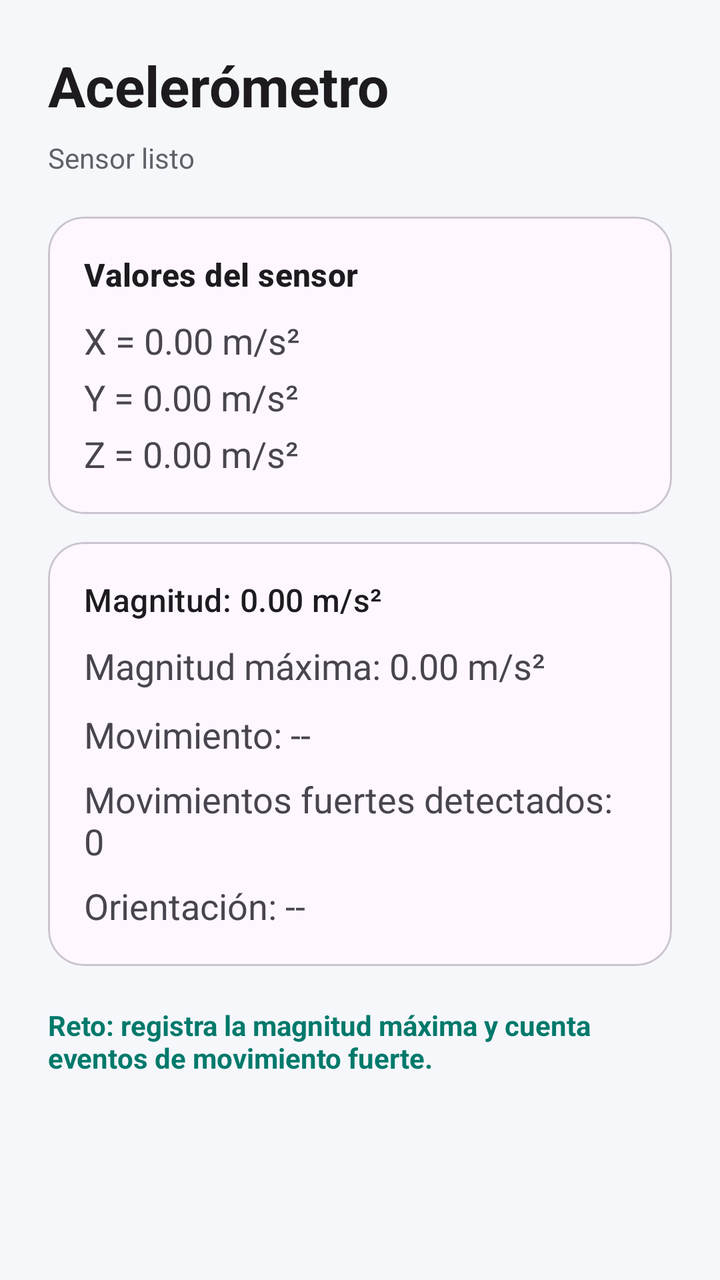
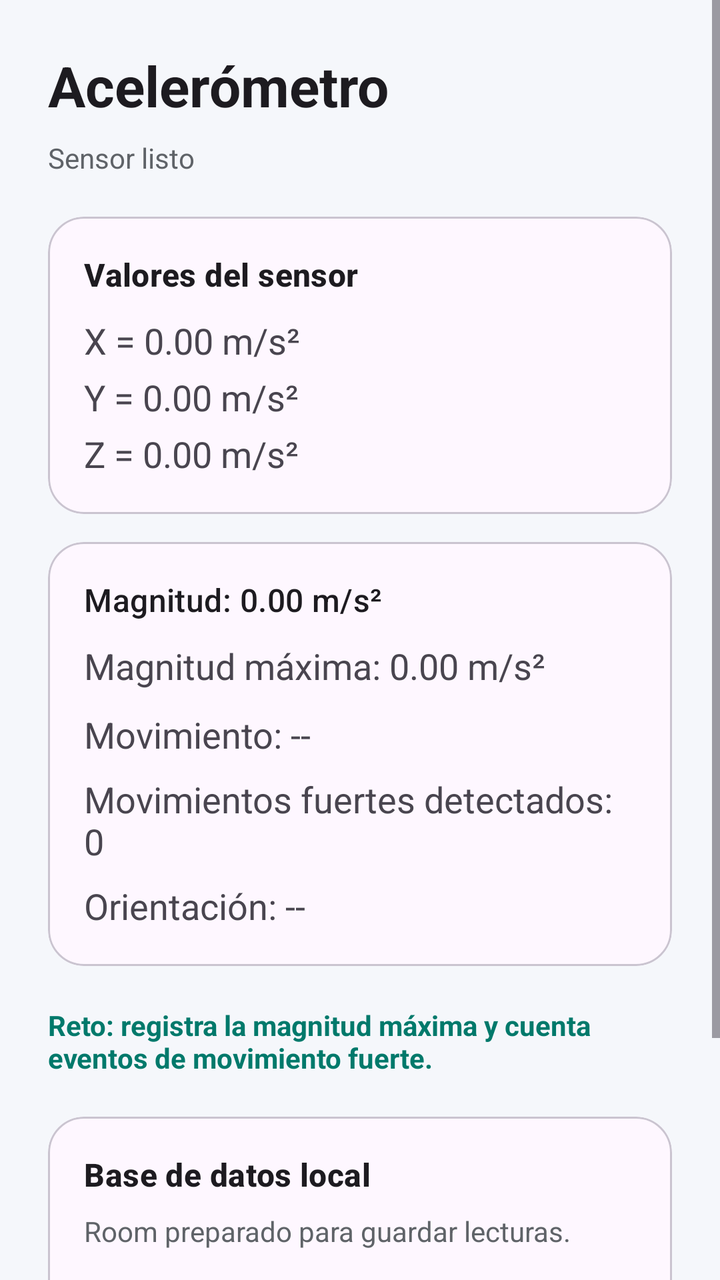

Screens rendered from an Android XML layout before and after an edit, with the pre-edit source and the edit as a unified diff.
<!-- AndroidManifest.xml: application theme Theme.PhoneLab -->
<!-- res/layout/activity_accelerometer.xml -->
<?xml version="1.0" encoding="utf-8"?>
<ScrollView
    xmlns:android="http://schemas.android.com/apk/res/android"
    xmlns:app="http://schemas.android.com/apk/res-auto"
    android:layout_width="match_parent"
    android:layout_height="match_parent"
    android:fillViewport="true"
    android:background="@color/surface_soft">

    <LinearLayout
        android:layout_width="match_parent"
        android:layout_height="wrap_content"
        android:orientation="vertical"
        android:padding="24dp">

        <TextView
            android:layout_width="wrap_content"
            android:layout_height="wrap_content"
            android:text="@string/acc_title"
            android:textAppearance="@style/TextAppearance.Material3.HeadlineMedium"
            android:textStyle="bold" />

        <TextView
            android:id="@+id/tvSensorState"
            android:layout_width="match_parent"
            android:layout_height="wrap_content"
            android:layout_marginTop="8dp"
            android:text="Sensor listo"
            android:textColor="@color/text_secondary" />

        <com.google.android.material.card.MaterialCardView
            android:layout_width="match_parent"
            android:layout_height="wrap_content"
            android:layout_marginTop="20dp"
            app:cardCornerRadius="18dp">

            <LinearLayout
                android:layout_width="match_parent"
                android:layout_height="wrap_content"
                android:orientation="vertical"
                android:padding="18dp">

                <TextView
                    android:layout_width="wrap_content"
                    android:layout_height="wrap_content"
                    android:text="@string/sensor_values"
                    android:textAppearance="@style/TextAppearance.Material3.TitleMedium"
                    android:textStyle="bold" />

                <TextView
                    android:id="@+id/tvX"
                    android:layout_width="match_parent"
                    android:layout_height="wrap_content"
                    android:layout_marginTop="10dp"
                    android:text="X = 0.00 m/s²"
                    android:textSize="18sp" />

                <TextView
                    android:id="@+id/tvY"
                    android:layout_width="match_parent"
                    android:layout_height="wrap_content"
                    android:layout_marginTop="4dp"
                    android:text="Y = 0.00 m/s²"
                    android:textSize="18sp" />

                <TextView
                    android:id="@+id/tvZ"
                    android:layout_width="match_parent"
                    android:layout_height="wrap_content"
                    android:layout_marginTop="4dp"
                    android:text="Z = 0.00 m/s²"
                    android:textSize="18sp" />

            </LinearLayout>

        </com.google.android.material.card.MaterialCardView>

        <com.google.android.material.card.MaterialCardView
            android:layout_width="match_parent"
            android:layout_height="wrap_content"
            android:layout_marginTop="14dp"
            app:cardCornerRadius="18dp">

            <LinearLayout
                android:layout_width="match_parent"
                android:layout_height="wrap_content"
                android:orientation="vertical"
                android:padding="18dp">

                <TextView
                    android:id="@+id/tvMagnitude"
                    android:layout_width="match_parent"
                    android:layout_height="wrap_content"
                    android:text="Magnitud: 0.00 m/s²"
                    android:textAppearance="@style/TextAppearance.Material3.TitleMedium" />

                <TextView
                    android:id="@+id/tvMaxMagnitude"
                    android:layout_width="match_parent"
                    android:layout_height="wrap_content"
                    android:layout_marginTop="10dp"
                    android:text="Magnitud máxima: 0.00 m/s²"
                    android:textSize="18sp" />

                <TextView
                    android:id="@+id/tvMovement"
                    android:layout_width="match_parent"
                    android:layout_height="wrap_content"
                    android:layout_marginTop="10dp"
                    android:text="Movimiento: --"
                    android:textSize="18sp" />

                <TextView
                    android:id="@+id/tvStrongMovementCount"
                    android:layout_width="match_parent"
                    android:layout_height="wrap_content"
                    android:layout_marginTop="8dp"
                    android:text="Movimientos fuertes detectados: 0"
                    android:textSize="18sp" />

                <TextView
                    android:id="@+id/tvOrientation"
                    android:layout_width="match_parent"
                    android:layout_height="wrap_content"
                    android:layout_marginTop="8dp"
                    android:text="Orientación: --"
                    android:textSize="18sp" />

            </LinearLayout>

        </com.google.android.material.card.MaterialCardView>

        <TextView
            android:id="@+id/tvAccChallenge"
            android:layout_width="match_parent"
            android:layout_height="wrap_content"
            android:layout_marginTop="20dp"
            android:text="Reto: registra la magnitud máxima y cuenta eventos de movimiento fuerte."
            android:textColor="@color/teal_secondary"
            android:textStyle="bold" />

    </LinearLayout>

</ScrollView>
<!-- resources referenced by this layout -->
<resources>
  <color name="surface_soft">#F5F7FB</color>
  <color name="teal_secondary">#00796B</color>
  <color name="text_secondary">#5F6368</color>
  <string name="acc_title">Acelerómetro</string>
  <string name="sensor_values">Valores del sensor</string>
  <style name="Theme.PhoneLab" parent="Theme.Material3.DayNight.NoActionBar">
          <item name="colorPrimary">@color/blue_primary</item>
          <item name="colorSecondary">@color/teal_secondary</item>
          <item name="android:colorAccent">@color/teal_secondary</item>
          <item name="android:navigationBarColor">@color/surface_soft</item>
      </style>
  <color name="blue_primary">#1557B0</color>
</resources>

<!-- the commit's change to res/layout/activity_accelerometer.xml (unified diff, before → after) -->
@@ -139,6 +139,52 @@
             android:textColor="@color/teal_secondary"
             android:textStyle="bold" />
 
+        <com.google.android.material.card.MaterialCardView
+            android:layout_width="match_parent"
+            android:layout_height="wrap_content"
+            android:layout_marginTop="20dp"
+            app:cardCornerRadius="18dp">
+
+            <LinearLayout
+                android:layout_width="match_parent"
+                android:layout_height="wrap_content"
+                android:orientation="vertical"
+                android:padding="18dp">
+
+                <TextView
+                    android:layout_width="wrap_content"
+                    android:layout_height="wrap_content"
+                    android:text="Base de datos local"
+                    android:textAppearance="@style/TextAppearance.Material3.TitleMedium"
+                    android:textStyle="bold" />
+
+                <TextView
+                    android:id="@+id/tvDatabaseStatus"
+                    android:layout_width="match_parent"
+                    android:layout_height="wrap_content"
+                    android:layout_marginTop="8dp"
+                    android:text="Room preparado para guardar lecturas."
+                    android:textColor="@color/text_secondary" />
+
+                <com.google.android.material.button.MaterialButton
+                    android:id="@+id/btnSaveReading"
+                    android:layout_width="match_parent"
+                    android:layout_height="wrap_content"
+                    android:layout_marginTop="16dp"
+                    android:text="Guardar lectura" />
+
+                <com.google.android.material.button.MaterialButton
+                    android:id="@+id/btnViewReadings"
+                    android:layout_width="match_parent"
+                    android:layout_height="wrap_content"
+                    android:layout_marginTop="10dp"
+                    android:text="Ver lecturas guardadas"
+                    style="@style/Widget.Material3.Button.OutlinedButton" />
+
+            </LinearLayout>
+
+        </com.google.android.material.card.MaterialCardView>
+
     </LinearLayout>
 
 </ScrollView>
